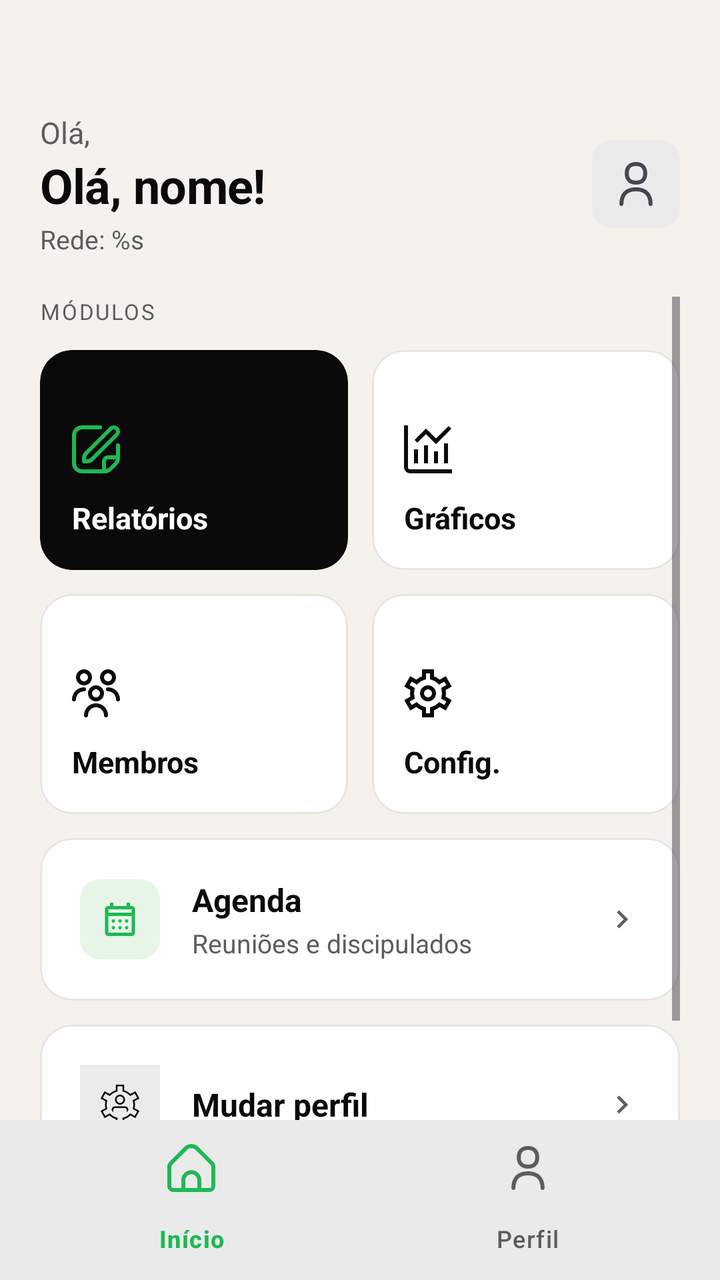
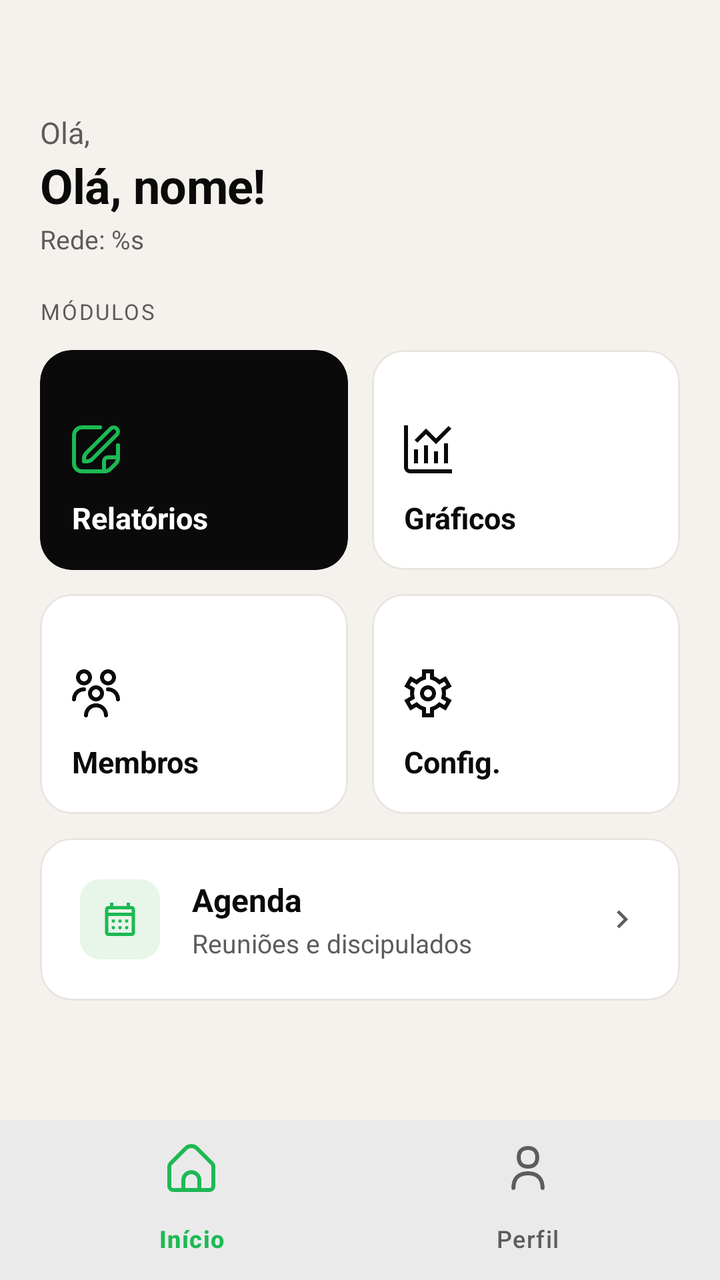

Before-and-after screenshots of an Android layout around one commit, followed by the original layout XML and the change that was made.
<!-- AndroidManifest.xml: application theme Theme.IBFAPP -->
<!-- res/layout/activity_lider_dashboard.xml -->
<?xml version="1.0" encoding="utf-8"?>
<androidx.coordinatorlayout.widget.CoordinatorLayout
    xmlns:android="http://schemas.android.com/apk/res/android"
    xmlns:app="http://schemas.android.com/apk/res-auto"
    xmlns:tools="http://schemas.android.com/tools"
    android:layout_width="match_parent"
    android:layout_height="match_parent"
    android:background="?android:colorBackground"
    tools:context=".ui.dashboard.LiderDashboardActivity">

    <LinearLayout android:layout_width="match_parent" android:layout_height="match_parent" android:orientation="vertical">
        
        <LinearLayout android:layout_width="match_parent" android:layout_height="wrap_content" android:orientation="horizontal" android:paddingHorizontal="20dp" android:paddingTop="56dp" android:paddingBottom="20dp" android:gravity="center_vertical">
            <LinearLayout android:layout_width="0dp" android:layout_height="wrap_content" android:layout_weight="1" android:orientation="vertical">
                <TextView android:layout_width="wrap_content" android:layout_height="wrap_content" android:text="Olá," android:textSize="15sp" android:textColor="?attr/colorOnSurfaceVariant"/>
                <TextView android:id="@+id/text_greeting" android:layout_width="wrap_content" android:layout_height="wrap_content" android:text="@string/ola_nome_placeholder" android:textSize="24sp" android:textStyle="bold" android:textColor="?attr/colorOnBackground" android:letterSpacing="-0.01"/>
                <TextView android:id="@+id/text_rede_dashboard" android:layout_width="wrap_content" android:layout_height="wrap_content" android:text="@string/rede_dashboard_label" android:textSize="13sp" android:textColor="?attr/colorOnSurfaceVariant" android:layout_marginTop="2dp"/>
            </LinearLayout>
            <ImageView android:id="@+id/image_profile" android:layout_width="44dp" android:layout_height="44dp" android:src="@drawable/ic_profile_placeholder" android:contentDescription="@string/profile_image_content_description" android:clickable="true" android:focusable="true" android:background="@drawable/bg_icon_container" android:padding="10dp"/>
        </LinearLayout>
        <ScrollView android:layout_width="match_parent" android:layout_height="0dp" android:layout_weight="1" android:paddingHorizontal="20dp" android:clipToPadding="false">
            <LinearLayout android:layout_width="match_parent" android:layout_height="wrap_content" android:orientation="vertical" android:paddingBottom="24dp">
                <TextView android:layout_width="wrap_content" android:layout_height="wrap_content" android:text="MÓDULOS" android:textSize="11sp" android:textColor="?attr/colorOnSurfaceVariant" android:textAllCaps="true" android:letterSpacing="0.08" android:layout_marginBottom="12dp"/>
                
                <LinearLayout android:layout_width="match_parent" android:layout_height="wrap_content" android:orientation="horizontal" android:layout_marginBottom="12dp">
                    <com.google.android.material.card.MaterialCardView android:id="@+id/card_relatorios" android:layout_width="0dp" android:layout_height="110dp" android:layout_weight="1" android:layout_marginEnd="6dp" app:cardBackgroundColor="?attr/colorOnBackground" app:cardCornerRadius="16dp" app:cardElevation="0dp" app:strokeWidth="0dp">
                        <LinearLayout android:layout_width="match_parent" android:layout_height="match_parent" android:orientation="vertical" android:padding="16dp" android:gravity="bottom">
                            <ImageView android:layout_width="24dp" android:layout_height="24dp" android:src="@drawable/ic_reports" app:tint="@color/accent" android:layout_marginBottom="12dp"/>
                            <TextView android:layout_width="wrap_content" android:layout_height="wrap_content" android:text="Relatórios" android:textSize="15sp" android:textStyle="bold" android:textColor="@color/white"/>
                        </LinearLayout>
                    </com.google.android.material.card.MaterialCardView>
                    <com.google.android.material.card.MaterialCardView android:id="@+id/card_graficos" android:layout_width="0dp" android:layout_height="110dp" android:layout_weight="1" android:layout_marginStart="6dp" app:cardBackgroundColor="?attr/colorSurface" app:cardCornerRadius="16dp" app:cardElevation="0dp" app:strokeColor="?attr/colorOutlineVariant" app:strokeWidth="1dp">
                        <LinearLayout android:layout_width="match_parent" android:layout_height="match_parent" android:orientation="vertical" android:padding="16dp" android:gravity="bottom">
                            <ImageView android:layout_width="24dp" android:layout_height="24dp" android:src="@drawable/ic_graficos" app:tint="?attr/colorOnSurface" android:layout_marginBottom="12dp"/>
                            <TextView android:layout_width="wrap_content" android:layout_height="wrap_content" android:text="Gráficos" android:textSize="15sp" android:textStyle="bold" android:textColor="?attr/colorOnSurface"/>
                        </LinearLayout>
                    </com.google.android.material.card.MaterialCardView>
                </LinearLayout>
                
                <LinearLayout android:layout_width="match_parent" android:layout_height="wrap_content" android:orientation="horizontal" android:layout_marginBottom="12dp">
                    <com.google.android.material.card.MaterialCardView android:id="@+id/card_membros" android:layout_width="0dp" android:layout_height="110dp" android:layout_weight="1" android:layout_marginEnd="6dp" app:cardBackgroundColor="?attr/colorSurface" app:cardCornerRadius="16dp" app:cardElevation="0dp" app:strokeColor="?attr/colorOutlineVariant" app:strokeWidth="1dp">
                        <LinearLayout android:layout_width="match_parent" android:layout_height="match_parent" android:orientation="vertical" android:padding="16dp" android:gravity="bottom">
                            <ImageView android:layout_width="24dp" android:layout_height="24dp" android:src="@drawable/ic_membros" app:tint="?attr/colorOnSurface" android:layout_marginBottom="12dp"/>
                            <TextView android:layout_width="wrap_content" android:layout_height="wrap_content" android:text="Membros" android:textSize="15sp" android:textStyle="bold" android:textColor="?attr/colorOnSurface"/>
                        </LinearLayout>
                    </com.google.android.material.card.MaterialCardView>
                    <com.google.android.material.card.MaterialCardView android:id="@+id/card_config" android:layout_width="0dp" android:layout_height="110dp" android:layout_weight="1" android:layout_marginStart="6dp" app:cardBackgroundColor="?attr/colorSurface" app:cardCornerRadius="16dp" app:cardElevation="0dp" app:strokeColor="?attr/colorOutlineVariant" app:strokeWidth="1dp">
                        <LinearLayout android:layout_width="match_parent" android:layout_height="match_parent" android:orientation="vertical" android:padding="16dp" android:gravity="bottom">
                            <ImageView android:layout_width="24dp" android:layout_height="24dp" android:src="@drawable/ic_settings_gear" app:tint="?attr/colorOnSurface" android:layout_marginBottom="12dp"/>
                            <TextView android:layout_width="wrap_content" android:layout_height="wrap_content" android:text="Config." android:textSize="15sp" android:textStyle="bold" android:textColor="?attr/colorOnSurface"/>
                        </LinearLayout>
                    </com.google.android.material.card.MaterialCardView>
                </LinearLayout>
                
                <com.google.android.material.card.MaterialCardView android:id="@+id/card_agenda" android:layout_width="match_parent" android:layout_height="wrap_content" android:layout_marginBottom="12dp" app:cardBackgroundColor="?attr/colorSurface" app:cardCornerRadius="16dp" app:cardElevation="0dp" app:strokeColor="?attr/colorOutlineVariant" app:strokeWidth="1dp">
                    <LinearLayout android:layout_width="match_parent" android:layout_height="wrap_content" android:orientation="horizontal" android:padding="20dp" android:gravity="center_vertical">
                        <LinearLayout android:layout_width="40dp" android:layout_height="40dp" android:background="@drawable/bg_icon_container_green" android:gravity="center">
                            <ImageView android:layout_width="20dp" android:layout_height="20dp" android:src="@drawable/ic_calendar" app:tint="@color/accent"/>
                        </LinearLayout>
                        <LinearLayout android:layout_width="0dp" android:layout_height="wrap_content" android:layout_weight="1" android:orientation="vertical" android:layout_marginStart="16dp">
                            <TextView android:layout_width="wrap_content" android:layout_height="wrap_content" android:text="Agenda" android:textSize="16sp" android:textStyle="bold" android:textColor="?attr/colorOnSurface"/>
                            <TextView android:layout_width="wrap_content" android:layout_height="wrap_content" android:text="Reuniões e discipulados" android:textSize="13sp" android:textColor="?attr/colorOnSurfaceVariant" android:layout_marginTop="2dp"/>
                        </LinearLayout>
                        <ImageView android:layout_width="18dp" android:layout_height="18dp" android:src="@drawable/ic_arrow_right" app:tint="?attr/colorOnSurfaceVariant"/>
                    </LinearLayout>
                </com.google.android.material.card.MaterialCardView>
                
                <com.google.android.material.card.MaterialCardView android:id="@+id/card_mudar_perfil" android:layout_width="match_parent" android:layout_height="wrap_content" app:cardBackgroundColor="?attr/colorSurface" app:cardCornerRadius="16dp" app:cardElevation="0dp" app:strokeColor="?attr/colorOutlineVariant" app:strokeWidth="1dp">
                    <LinearLayout android:layout_width="match_parent" android:layout_height="wrap_content" android:orientation="horizontal" android:padding="20dp" android:gravity="center_vertical">
                        <LinearLayout android:layout_width="40dp" android:layout_height="40dp" android:background="?attr/colorSurfaceVariant" android:gravity="center">
                            <ImageView android:layout_width="20dp" android:layout_height="20dp" android:src="@drawable/ic_change_account" app:tint="?attr/colorOnSurface"/>
                        </LinearLayout>
                        <TextView android:layout_width="0dp" android:layout_height="wrap_content" android:layout_weight="1" android:text="Mudar perfil" android:textSize="16sp" android:textStyle="bold" android:textColor="?attr/colorOnSurface" android:layout_marginStart="16dp"/>
                        <ImageView android:layout_width="18dp" android:layout_height="18dp" android:src="@drawable/ic_arrow_right" app:tint="?attr/colorOnSurfaceVariant"/>
                    </LinearLayout>
                </com.google.android.material.card.MaterialCardView>
            </LinearLayout>
        </ScrollView>
        <com.google.android.material.bottomnavigation.BottomNavigationView android:id="@+id/bottom_navigation" android:layout_width="match_parent" android:layout_height="wrap_content" android:background="?attr/colorSurface" app:itemIconTint="@color/bottom_nav_item_color" app:itemTextColor="@color/bottom_nav_item_color" app:menu="@menu/bottom_nav_menu"/>
    </LinearLayout>
</androidx.coordinatorlayout.widget.CoordinatorLayout>
<!-- resources referenced by this layout -->
<resources>
  <color name="accent">#1DB954</color>
  <color name="white">#FFFFFFFF</color>
  <!-- drawable bg_icon_container (drawable) -->
  <?xml version="1.0" encoding="utf-8"?>
  <shape xmlns:android="http://schemas.android.com/apk/res/android"
      android:shape="rectangle">
      <solid android:color="?attr/colorSurfaceVariant" />
      <corners android:radius="10dp" />
  </shape>
  <!-- drawable ic_change_account (drawable) -->
  <vector xmlns:android="http://schemas.android.com/apk/res/android" android:width="24dp" android:height="24dp" android:viewportWidth="24" android:viewportHeight="24" android:tint="?attr/colorControlNormal"><path android:fillColor="@android:color/white" android:pathData="m21,12c0-.691-.084-1.39-.25-2.082l2.924-1.656-2.464-4.351-2.926,1.657c-1.063-1.04-2.359-1.795-3.784-2.207V0h-5v3.362c-1.425.412-2.72,1.167-3.784,2.207l-2.926-1.657L.326,8.262l2.924,1.656c-.166.692-.25,1.391-.25,2.082s.084,1.39.25,2.082l-2.924,1.655,2.464,4.352,2.926-1.657c1.064,1.04,2.359,1.796,3.784,2.207v3.362h5v-3.362c1.424-.411,2.72-1.167,3.784-2.207l2.926,1.657,2.464-4.352-2.924-1.655c.166-.692.25-1.39.25-2.082Zm1.311,4.114l-1.478,2.611-2.733-1.547-.269.287c-1.07,1.141-2.436,1.938-3.949,2.303l-.382.092v3.14h-3v-3.14l-.382-.092c-1.513-.366-2.879-1.162-3.949-2.303l-.269-.287-2.733,1.547-1.478-2.611,2.73-1.546-.107-.378c-.207-.727-.312-1.464-.312-2.19s.105-1.463.312-2.191l.107-.378-2.73-1.546,1.478-2.61,2.733,1.547.269-.287c1.069-1.141,2.435-1.937,3.949-2.303l.382-.092V1h3v3.14l.382.092c1.514.366,2.879,1.162,3.949,2.303l.269.287,2.733-1.547,1.478,2.61-2.73,1.546.107.378c.207.728.312,1.465.312,2.191s-.105,1.463-.312,2.19l-.107.378,2.73,1.546Zm-5.311-.805c-.283.426-.621.81-1,1.15v-1.46c0-.552-.448-1-1-1h-6c-.552,0-1,.448-1,1v1.46c-.379-.34-.717-.724-1-1.15,0,0,.01-.327.003-.337.015-1.09.904-1.972,1.997-1.972h6c1.094,0,1.982.882,1.997,1.972-.007.01.003.337.003.337Zm-5-3.31c1.654,0,3-1.346,3-3s-1.346-3-3-3-3,1.346-3,3,1.346,3,3,3Zm0-5c1.103,0,2,.897,2,2s-.897,2-2,2-2-.897-2-2,.897-2,2-2Z"/></vector>
  <!-- drawable ic_profile_placeholder (drawable) -->
  <vector xmlns:android="http://schemas.android.com/apk/res/android" android:width="24dp" android:height="24dp" android:viewportWidth="24" android:viewportHeight="24" android:tint="?attr/colorControlNormal">
      <path android:fillColor="@android:color/white" android:pathData="M12.006,12.309c3.611-.021,5.555-1.971,5.622-5.671-.062-3.56-2.111-5.614-5.634-5.637-3.561,.022-5.622,2.17-5.622,5.637,0,3.571,2.062,5.651,5.634,5.672Zm-.012-9.309c2.437,.016,3.591,1.183,3.634,3.636-.047,2.559-1.133,3.657-3.622,3.672-2.495-.015-3.582-1.108-3.634-3.654,.05-2.511,1.171-3.639,3.622-3.654Z"/>
      <path android:fillColor="@android:color/white" android:pathData="M11.994,13.661c-5.328,.034-8.195,2.911-8.291,8.322-.01,.552,.43,1.008,.982,1.018,.516-.019,1.007-.43,1.018-.982,.076-4.311,2.08-6.331,6.291-6.357,4.168,.027,6.23,2.106,6.304,6.356,.01,.546,.456,.983,1,.983h.018c.552-.01,.992-.465,.983-1.017-.092-5.333-3.036-8.288-8.304-8.322Z"/>
  </vector>
  <string name="ola_nome_placeholder">Olá, nome!</string>
  <string name="profile_image_content_description">Imagem de perfil do usuário</string>
  <string name="rede_dashboard_label">Rede: %s</string>
  <color name="near_black">#0A0A0A</color>
  <color name="ibf_surface_variant">#EBEBEB</color>
  <color name="chumbo_light">#5C5C5C</color>
  <color name="accent_container">#E8F5E9</color>
  <color name="ibf_background">#F5F2EE</color>
  <color name="ibf_on_background">#0A0A0A</color>
  <color name="ibf_surface">#FFFFFF</color>
  <color name="ibf_on_surface">#0A0A0A</color>
  <color name="ibf_on_surface_variant">#5C5C5C</color>
  <color name="ibf_outline">#D0CCC7</color>
  <color name="ibf_outline_variant">#E8E5E1</color>
  <color name="ibf_error">#C62828</color>
  <color name="ibf_on_error">#FFFFFF</color>
  <color name="ibf_error_container">#FFEBEE</color>
  <!-- unchanged entries left out for length: 8 -->
</resources>

<!-- the commit's change to res/layout/activity_lider_dashboard.xml (unified diff, before → after) -->
@@ -16,7 +16,6 @@
                 <TextView android:id="@+id/text_greeting" android:layout_width="wrap_content" android:layout_height="wrap_content" android:text="@string/ola_nome_placeholder" android:textSize="24sp" android:textStyle="bold" android:textColor="?attr/colorOnBackground" android:letterSpacing="-0.01"/>
                 <TextView android:id="@+id/text_rede_dashboard" android:layout_width="wrap_content" android:layout_height="wrap_content" android:text="@string/rede_dashboard_label" android:textSize="13sp" android:textColor="?attr/colorOnSurfaceVariant" android:layout_marginTop="2dp"/>
             </LinearLayout>
-            <ImageView android:id="@+id/image_profile" android:layout_width="44dp" android:layout_height="44dp" android:src="@drawable/ic_profile_placeholder" android:contentDescription="@string/profile_image_content_description" android:clickable="true" android:focusable="true" android:background="@drawable/bg_icon_container" android:padding="10dp"/>
         </LinearLayout>
         <ScrollView android:layout_width="match_parent" android:layout_height="0dp" android:layout_weight="1" android:paddingHorizontal="20dp" android:clipToPadding="false">
             <LinearLayout android:layout_width="match_parent" android:layout_height="wrap_content" android:orientation="vertical" android:paddingBottom="24dp">
@@ -64,16 +63,6 @@
                         <ImageView android:layout_width="18dp" android:layout_height="18dp" android:src="@drawable/ic_arrow_right" app:tint="?attr/colorOnSurfaceVariant"/>
                     </LinearLayout>
                 </com.google.android.material.card.MaterialCardView>
-                
-                <com.google.android.material.card.MaterialCardView android:id="@+id/card_mudar_perfil" android:layout_width="match_parent" android:layout_height="wrap_content" app:cardBackgroundColor="?attr/colorSurface" app:cardCornerRadius="16dp" app:cardElevation="0dp" app:strokeColor="?attr/colorOutlineVariant" app:strokeWidth="1dp">
-                    <LinearLayout android:layout_width="match_parent" android:layout_height="wrap_content" android:orientation="horizontal" android:padding="20dp" android:gravity="center_vertical">
-                        <LinearLayout android:layout_width="40dp" android:layout_height="40dp" android:background="?attr/colorSurfaceVariant" android:gravity="center">
-                            <ImageView android:layout_width="20dp" android:layout_height="20dp" android:src="@drawable/ic_change_account" app:tint="?attr/colorOnSurface"/>
-                        </LinearLayout>
-                        <TextView android:layout_width="0dp" android:layout_height="wrap_content" android:layout_weight="1" android:text="Mudar perfil" android:textSize="16sp" android:textStyle="bold" android:textColor="?attr/colorOnSurface" android:layout_marginStart="16dp"/>
-                        <ImageView android:layout_width="18dp" android:layout_height="18dp" android:src="@drawable/ic_arrow_right" app:tint="?attr/colorOnSurfaceVariant"/>
-                    </LinearLayout>
-                </com.google.android.material.card.MaterialCardView>
             </LinearLayout>
         </ScrollView>
         <com.google.android.material.bottomnavigation.BottomNavigationView android:id="@+id/bottom_navigation" android:layout_width="match_parent" android:layout_height="wrap_content" android:background="?attr/colorSurface" app:itemIconTint="@color/bottom_nav_item_color" app:itemTextColor="@color/bottom_nav_item_color" app:menu="@menu/bottom_nav_menu"/>
<!-- resource entries referenced after the edit -->
@@ -2,22 +2,7 @@
 <resources>
   <color name="accent">#1DB954</color>
   <color name="white">#FFFFFFFF</color>
-  <!-- drawable bg_icon_container (drawable) -->
-  <?xml version="1.0" encoding="utf-8"?>
-  <shape xmlns:android="http://schemas.android.com/apk/res/android"
-      android:shape="rectangle">
-      <solid android:color="?attr/colorSurfaceVariant" />
-      <corners android:radius="10dp" />
-  </shape>
-  <!-- drawable ic_change_account (drawable) -->
-  <vector xmlns:android="http://schemas.android.com/apk/res/android" android:width="24dp" android:height="24dp" android:viewportWidth="24" android:viewportHeight="24" android:tint="?attr/colorControlNormal"><path android:fillColor="@android:color/white" android:pathData="m21,12c0-.691-.084-1.39-.25-2.082l2.924-1.656-2.464-4.351-2.926,1.657c-1.063-1.04-2.359-1.795-3.784-2.207V0h-5v3.362c-1.425.412-2.72,1.167-3.784,2.207l-2.926-1.657L.326,8.262l2.924,1.656c-.166.692-.25,1.391-.25,2.082s.084,1.39.25,2.082l-2.924,1.655,2.464,4.352,2.926-1.657c1.064,1.04,2.359,1.796,3.784,2.207v3.362h5v-3.362c1.424-.411,2.72-1.167,3.784-2.207l2.926,1.657,2.464-4.352-2.924-1.655c.166-.692.25-1.39.25-2.082Zm1.311,4.114l-1.478,2.611-2.733-1.547-.269.287c-1.07,1.141-2.436,1.938-3.949,2.303l-.382.092v3.14h-3v-3.14l-.382-.092c-1.513-.366-2.879-1.162-3.949-2.303l-.269-.287-2.733,1.547-1.478-2.611,2.73-1.546-.107-.378c-.207-.727-.312-1.464-.312-2.19s.105-1.463.312-2.191l.107-.378-2.73-1.546,1.478-2.61,2.733,1.547.269-.287c1.069-1.141,2.435-1.937,3.949-2.303l.382-.092V1h3v3.14l.382.092c1.514.366,2.879,1.162,3.949,2.303l.269.287,2.733-1.547,1.478,2.61-2.73,1.546.107.378c.207.728.312,1.465.312,2.191s-.105,1.463-.312,2.19l-.107.378,2.73,1.546Zm-5.311-.805c-.283.426-.621.81-1,1.15v-1.46c0-.552-.448-1-1-1h-6c-.552,0-1,.448-1,1v1.46c-.379-.34-.717-.724-1-1.15,0,0,.01-.327.003-.337.015-1.09.904-1.972,1.997-1.972h6c1.094,0,1.982.882,1.997,1.972-.007.01.003.337.003.337Zm-5-3.31c1.654,0,3-1.346,3-3s-1.346-3-3-3-3,1.346-3,3,1.346,3,3,3Zm0-5c1.103,0,2,.897,2,2s-.897,2-2,2-2-.897-2-2,.897-2,2-2Z"/></vector>
-  <!-- drawable ic_profile_placeholder (drawable) -->
-  <vector xmlns:android="http://schemas.android.com/apk/res/android" android:width="24dp" android:height="24dp" android:viewportWidth="24" android:viewportHeight="24" android:tint="?attr/colorControlNormal">
-      <path android:fillColor="@android:color/white" android:pathData="M12.006,12.309c3.611-.021,5.555-1.971,5.622-5.671-.062-3.56-2.111-5.614-5.634-5.637-3.561,.022-5.622,2.17-5.622,5.637,0,3.571,2.062,5.651,5.634,5.672Zm-.012-9.309c2.437,.016,3.591,1.183,3.634,3.636-.047,2.559-1.133,3.657-3.622,3.672-2.495-.015-3.582-1.108-3.634-3.654,.05-2.511,1.171-3.639,3.622-3.654Z"/>
-      <path android:fillColor="@android:color/white" android:pathData="M11.994,13.661c-5.328,.034-8.195,2.911-8.291,8.322-.01,.552,.43,1.008,.982,1.018,.516-.019,1.007-.43,1.018-.982,.076-4.311,2.08-6.331,6.291-6.357,4.168,.027,6.23,2.106,6.304,6.356,.01,.546,.456,.983,1,.983h.018c.552-.01,.992-.465,.983-1.017-.092-5.333-3.036-8.288-8.304-8.322Z"/>
-  </vector>
   <string name="ola_nome_placeholder">Olá, nome!</string>
-  <string name="profile_image_content_description">Imagem de perfil do usuário</string>
   <string name="rede_dashboard_label">Rede: %s</string>
   <color name="near_black">#0A0A0A</color>
   <color name="ibf_surface_variant">#EBEBEB</color>
